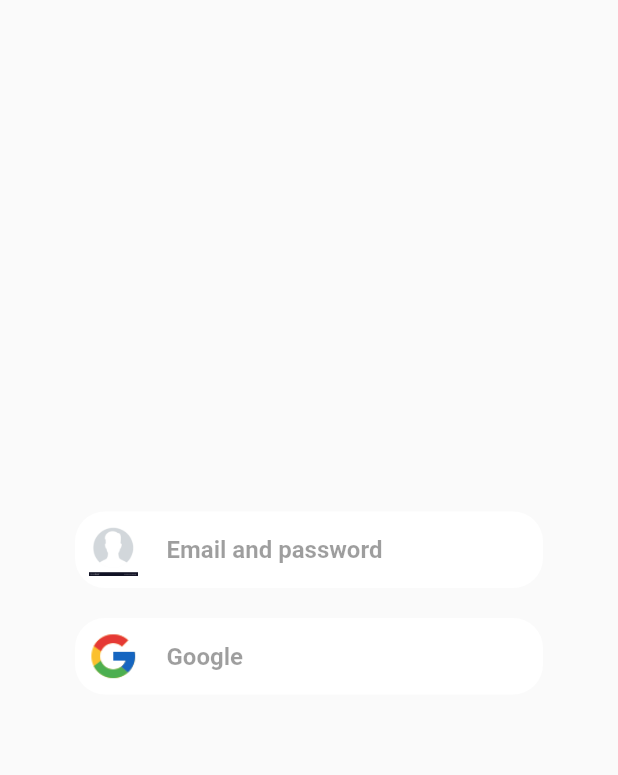
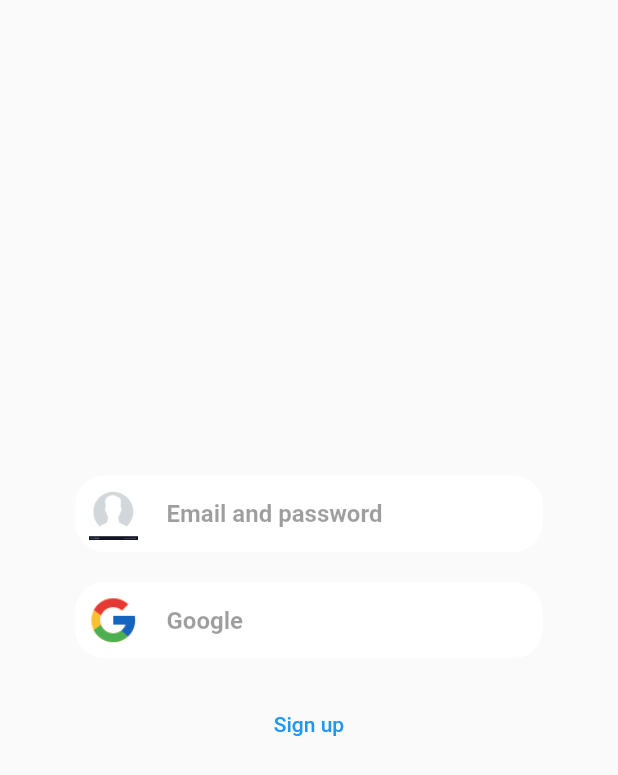
Before and after one commit to olawale-o/crime, a Flutter app: the LoginScreen widget shown alone on an empty page, opened directly, on a phone screen of 412 x 824 dp. Shown: the top 775 px of the screen. Run offline on Flutter 3.47's test engine with Material 2 defaults, Android fonts, the phone set to English and light mode, and no system bars; our stand-ins replace faker, firebase_auth, firebase_core, flutter_riverpod, formz, google_fonts and 3 more; accounts and stored records are empty; network calls fail.

Commit message:
Add signup link buttton

```diff
--- a/lib/screens/login_screen.dart
+++ b/lib/screens/login_screen.dart
@@ -1,3 +1,4 @@
+import 'package:crime/pages/firebase_auth_page.dart';
 import 'package:flutter/material.dart';
 import 'package:flutter_riverpod/flutter_riverpod.dart';
 import '../pages/login_page.dart';
@@ -21,6 +22,14 @@ class LoginScreen extends ConsumerWidget {
             : Column(
           mainAxisAlignment: MainAxisAlignment.center,
           children: const [LoginButton(), GoogleButton()],
+        ),
+        TextButton(
+            onPressed: () => {
+              Navigator.push(
+                context, MaterialPageRoute(builder: (context) => const FirebaseAuthPage())
+              )
+            },
+            child: const Text('Sign up')
         )
       ],
     );
@@ -75,7 +84,7 @@ Widget build(BuildContext context) {
       logo: "assets/avatar.jpg",
       voidCallback: () {
         Navigator.push(
-            context, MaterialPageRoute(builder: (context) => const LoginPage())
+            context, MaterialPageRoute(builder: (context) => const FirebaseAuthPage())
         );
       }
   );
```
